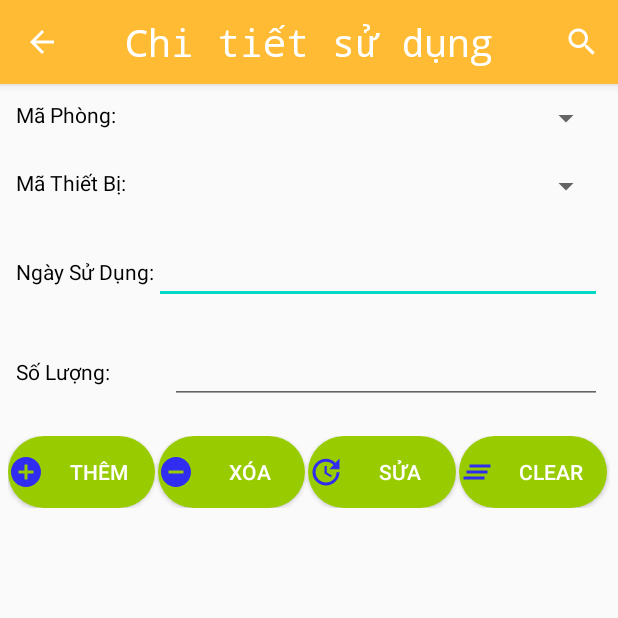
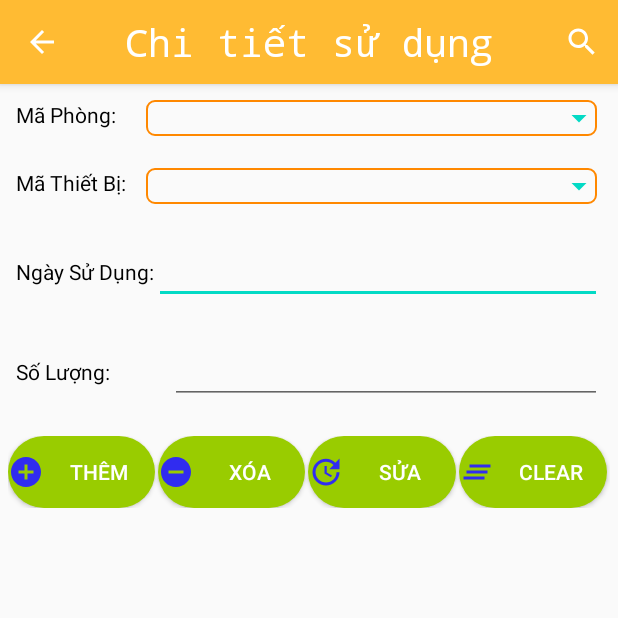
Before and after one commit to baybayhaiba/doAn_QuanLyThietBi, an Android app: the ActivityChiTietSD screen opened directly, with no data from a screen before it, on a phone screen of 412 x 824 dp, the top half of it. Run offline under Robolectric (Android 15) with nearby library versions, the phone set to English and light mode, and no system bars; our stand-ins replace CircleImageView.

Commit message:
Commit 07/08/2020

```diff
--- a/app/src/main/java/tdc/edu/vn/qlsv/Database/DataLoaiThietBi.java
+++ b/app/src/main/java/tdc/edu/vn/qlsv/Database/DataLoaiThietBi.java
@@ -35,7 +35,7 @@ public class DataLoaiThietBi {
     public ArrayList<LoaiThietBi> getAllLoaiTB(){
         ArrayList<LoaiThietBi> LoaiTB=new ArrayList<>();
         SQLiteDatabase db=handler.getReadableDatabase();
-        String sql="SELECT * from " + Table_LoaiThietBi.TABLE_NAME;
+        String sql="SELECT * from " + Table_LoaiThietBi.TABLE_NAME+" ORDER by "+Table_LoaiThietBi.KEY_ID+" DESC";
         Cursor cursor=db.rawQuery(sql,null);
         if(cursor!=null && cursor.moveToFirst()) {
             do {
@@ -50,7 +50,8 @@ public class DataLoaiThietBi {
     }
     public void XoaLoaiTB(LoaiThietBi loaiTB){
         SQLiteDatabase db=handler.getWritableDatabase();
-        db.delete(Table_LoaiThietBi.TABLE_NAME,Table_LoaiThietBi.KEY_ID+"=?",new String[]{String.valueOf(loaiTB.getId())});
+        db.delete(Table_LoaiThietBi.TABLE_NAME,Table_LoaiThietBi.KEY_ID+"=?",
+                new String[]{String.valueOf(loaiTB.getId())});
     }
     public int CapNhatLoaiTB(LoaiThietBi loaiThietBi){
         SQLiteDatabase db=handler.getWritableDatabase();
--- a/app/src/main/java/tdc/edu/vn/qlsv/Database/DataPhongHoc.java
+++ b/app/src/main/java/tdc/edu/vn/qlsv/Database/DataPhongHoc.java
@@ -30,7 +30,7 @@ public class DataPhongHoc {
    {
        ArrayList<PhongHoc>LoaiPhong=new ArrayList<>();
        SQLiteDatabase db=handler.getReadableDatabase();
-       String sql="SELECT * from " + Table_PhongHoc.TABLE_NAME;
+       String sql="SELECT * from " + Table_PhongHoc.TABLE_NAME+" ORDER by "+Table_ThietBi.KEY_ID+" DESC";
        Cursor cursor=db.rawQuery(sql,null);
        if(cursor!=null && cursor.moveToFirst()) {
            do {
--- a/app/src/main/java/tdc/edu/vn/qlsv/Model/ChiTietSuDung.java
+++ b/app/src/main/java/tdc/edu/vn/qlsv/Model/ChiTietSuDung.java
@@ -11,6 +11,11 @@ public class ChiTietSuDung {
         this.id = id;
         this.maPhong = maPhong;
         this.maTB = maTB;
+        this.ngaySuDung = ngaySuDung;
+        this.soLuong = soLuong;
+    }
+
+    public ChiTietSuDung(String ngaySuDung, int soLuong) {
         this.ngaySuDung = ngaySuDung;
         this.soLuong = soLuong;
     }
--- /dev/null
+++ b/app/src/main/res/drawable/arrowdropdown.xml
@@ -0,0 +1,10 @@
+<vector xmlns:android="http://schemas.android.com/apk/res/android"
+    android:width="24dp"
+    android:height="24dp"
+    android:viewportWidth="24"
+    android:viewportHeight="24"
+    android:tint="?attr/colorAccent">
+  <path
+      android:fillColor="#fff"
+      android:pathData="M7,10l5,5 5,-5z"/>
+</vector>
--- /dev/null
+++ b/app/src/main/res/drawable/custom_spinner.xml
@@ -0,0 +1,8 @@
+<?xml version="1.0" encoding="utf-8"?>
+<shape xmlns:android="http://schemas.android.com/apk/res/android">
+    <solid android:color="@android:color/transparent" />
+    <corners android:radius="5dp" />
+    <stroke
+        android:width="1dp"
+        android:color="@android:color/holo_orange_dark" />
+</shape>
--- a/app/src/main/res/layout/activity_chi_tiet_sd.xml
+++ b/app/src/main/res/layout/activity_chi_tiet_sd.xml
@@ -9,9 +9,10 @@
 
 
     <TextView
+        android:id="@+id/idCTSD"
         android:layout_width="0dp"
-        android:layout_height="0dp"
-        android:id="@+id/idCTSD"/>
+        android:layout_height="0dp" />
+
     <LinearLayout
         style="@style/linearBt"
         android:layout_margin="5dp"
@@ -19,13 +20,37 @@
 
         <TextView
             style="@style/textView"
+            android:layout_marginRight="20dp"
             android:text="Mã Phòng:" />
 
-        <Spinner
-            android:layout_marginStart="30sp"
-            android:id="@+id/sp_maPhong"
-            style="@style/editText" />
+        <RelativeLayout
+            android:layout_width="match_parent"
+            android:layout_height="wrap_content"
+            android:layout_marginRight="3dp"
+            android:background="@drawable/custom_spinner"
+            android:orientation="horizontal">
 
+            <Spinner
+                android:id="@+id/sp_maPhong"
+                android:layout_width="match_parent"
+                android:layout_height="wrap_content"
+                android:layout_centerVertical="true"
+                android:layout_gravity="center"
+                android:layout_marginLeft="5dp"
+                android:background="@android:color/transparent"
+
+                android:gravity="center"
+                android:spinnerMode="dropdown" />
+
+            <ImageView
+                android:layout_width="wrap_content"
+                android:layout_height="wrap_content"
+                android:layout_alignParentRight="true"
+                android:layout_centerVertical="true"
+                android:layout_gravity="center"
+                android:src="@drawable/arrowdropdown" />
+
+        </RelativeLayout>
     </LinearLayout>
 
     <LinearLayout
@@ -35,12 +60,38 @@
 
         <TextView
             style="@style/textView"
+            android:layout_marginRight="13dp"
             android:text="@string/codeDevice" />
 
-        <Spinner
-            android:layout_marginStart="20sp"
-            android:id="@+id/sp_MaThietBi"
-            style="@style/spinner" />
+        <RelativeLayout
+            android:layout_width="match_parent"
+            android:layout_height="wrap_content"
+            android:layout_marginRight="3dp"
+
+            android:background="@drawable/custom_spinner"
+            android:orientation="horizontal">
+
+            <Spinner
+                android:id="@+id/sp_MaThietBi"
+                android:layout_width="match_parent"
+                android:layout_height="wrap_content"
+                android:layout_centerVertical="true"
+                android:layout_gravity="center"
+                android:background="@android:color/transparent"
+                android:gravity="center"
+
+                android:layout_marginLeft="5dp"
+                android:spinnerMode="dropdown" />
+
+            <ImageView
+                android:layout_width="wrap_content"
+                android:layout_height="wrap_content"
+                android:layout_alignParentRight="true"
+                android:layout_centerVertical="true"
+                android:layout_gravity="center"
+                android:src="@drawable/arrowdropdown" />
+
+        </RelativeLayout>
 
     </LinearLayout>
 
@@ -56,8 +107,7 @@
         <EditText
             android:id="@+id/edit_ngaySuDung"
             style="@style/editText"
-            android:inputType="datetime"
-             />
+            android:inputType="datetime" />
 
     </LinearLayout>
 
@@ -71,10 +121,10 @@
             android:text="Số Lượng:" />
 
         <EditText
-           style="@style/editText"
-            android:inputType="number"
+            android:id="@+id/edit_soLuong"
+            style="@style/editText"
             android:layout_marginStart="40sp"
-            android:id="@+id/edit_soLuong"/>
+            android:inputType="number" />
 
     </LinearLayout>
 
--- a/app/src/main/res/layout/activity_ma_thietbi.xml
+++ b/app/src/main/res/layout/activity_ma_thietbi.xml
@@ -82,7 +82,6 @@
     <ListView
         android:id="@+id/list_loaiTB"
         style="@style/listView"
-        android:divider="@color/colorBlue0"
         android:dividerHeight="10dp"
         android:layout_marginTop="5dp" />
 
```
Also changed, not shown: app/src/main/java/tdc/edu/vn/qlsv/Database/DataCTSD.java (+12 -8 lines), app/src/main/java/tdc/edu/vn/qlsv/GiaoDien/ActivityAnalysis.java (+28 -9 lines), app/src/main/java/tdc/edu/vn/qlsv/GiaoDien/ActivityChiTietSD.java (+8 -1 lines), app/src/main/java/tdc/edu/vn/qlsv/GiaoDien/ActivityLoaiThietBi.java (+7 -0 lines), app/src/main/java/tdc/edu/vn/qlsv/GiaoDien/ActivityPhongHoc.java (+8 -0 lines), app/src/main/java/tdc/edu/vn/qlsv/GiaoDien/ActivitySplash.java (+1 -12 lines), app/src/main/java/tdc/edu/vn/qlsv/GiaoDien/MainActivity.java (+10 -4 lines), app/src/main/java/tdc/edu/vn/qlsv/Model/Country.java (added, +27 -0 lines), app/src/main/res/layout/activity_thietbi.xml (+61 -10 lines), app/src/main/res/layout/list_custom_loaitb.xml (+11 -6 lines), 68 other files.
